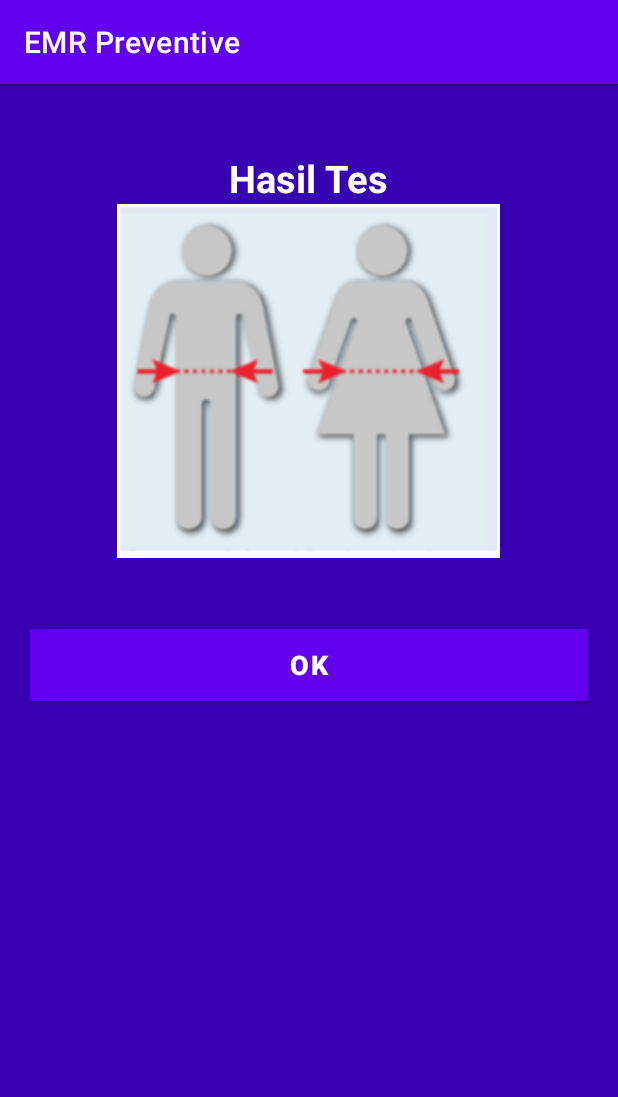
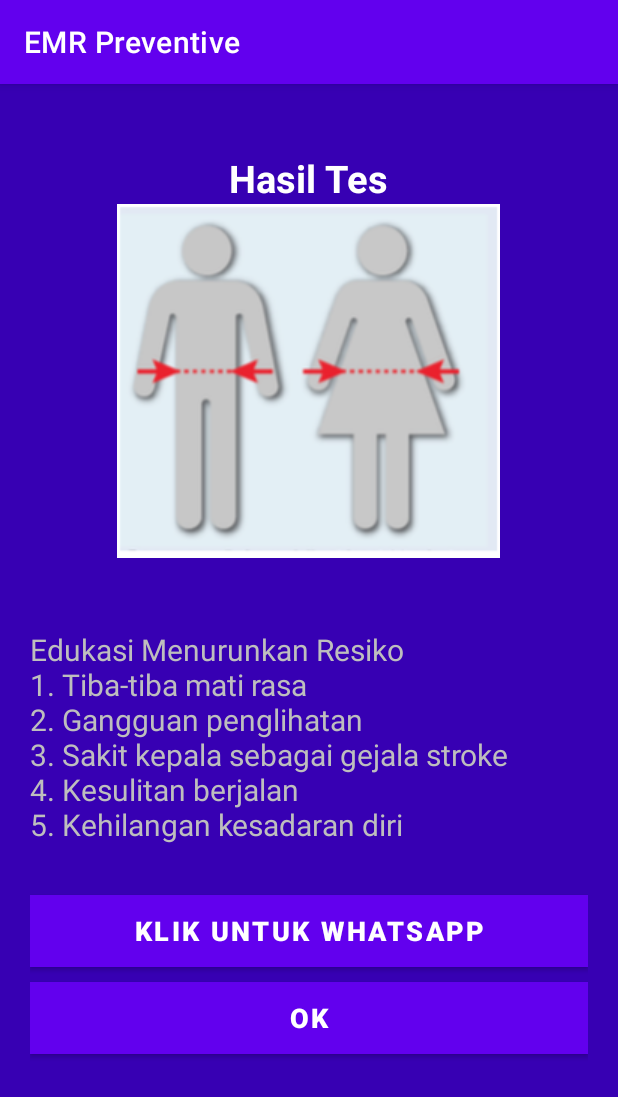
Before and after one commit to immanuelbani12/apadok-sendiri, an Android app: the StrokeResultActivity screen opened directly, with no data from a screen before it, on a phone screen of 412 x 824 dp. Shown: the top 1097 px of the screen. Run offline under Robolectric (Android 15) with nearby library versions, the light colour scheme and no system bars.

Commit message:
push 2
Update StrokeResultActivity.java

revisi

string

```diff
--- a/app/src/main/java/com/example/emrpreventive/screening/Identity.java
+++ b/app/src/main/java/com/example/emrpreventive/screening/Identity.java
@@ -2,5 +2,5 @@ package com.example.emrpreventive.screening;
 
 public class Identity {
     int TinggiBadan;
-
+//    int
 }
--- a/app/src/main/res/layout/activity_stroke_result.xml
+++ b/app/src/main/res/layout/activity_stroke_result.xml
@@ -1,6 +1,12 @@
 <?xml version="1.0" encoding="utf-8"?>
-<LinearLayout xmlns:android="http://schemas.android.com/apk/res/android"
+<ScrollView xmlns:android="http://schemas.android.com/apk/res/android"
     xmlns:tools="http://schemas.android.com/tools"
+    android:layout_width="match_parent"
+    android:layout_height="match_parent"
+    android:fillViewport="true"
+    tools:context=".shorting.stroke.StrokeFormActivity">
+
+    <LinearLayout
         android:layout_width="match_parent"
         android:layout_height="match_parent"
         android:orientation="vertical"
@@ -36,16 +42,6 @@
     <!--        android:textSize="25sp"-->
     <!--        android:textStyle="bold"/>-->
 
-<!--    <TextView-->
-<!--        android:id="@+id/tv_date"-->
-<!--        android:layout_width="wrap_content"-->
-<!--        android:layout_height="wrap_content"-->
-<!--        android:layout_marginTop="10dp"-->
-<!--        android:textColor="@android:color/secondary_text_dark"-->
-<!--        android:textSize="20sp"-->
-<!--        android:textStyle="bold"-->
-<!--        tools:text="Your Score is 9 out of 10" />-->
-
         <TextView
             android:id="@+id/tv_score"
             android:layout_width="wrap_content"
@@ -53,7 +49,33 @@
             android:layout_marginTop="10dp"
             android:textColor="@android:color/secondary_text_dark"
             android:textSize="20sp"
+            android:textStyle="bold"
             tools:text="Anda berresiko tingi" />
+
+        <TextView
+            android:id="@+id/tv_informasi"
+            android:layout_width="wrap_content"
+            android:layout_height="wrap_content"
+            android:layout_marginTop="10dp"
+            android:textColor="@android:color/secondary_text_dark"
+            android:textSize="20sp"
+            android:text="Edukasi Menurunkan Resiko
+            \n1. Tiba-tiba mati rasa
+            \n2. Gangguan penglihatan
+            \n3. Sakit kepala sebagai gejala stroke
+            \n4. Kesulitan berjalan
+            \n5. Kehilangan kesadaran diri\n" />
+
+        <Button
+            android:id="@+id/btn_whatsapp"
+            android:layout_width="match_parent"
+            android:layout_height="wrap_content"
+            android:layout_marginTop="10dp"
+            android:background="@android:color/white"
+            android:text="Klik untuk Whatsapp"
+            android:textColor="@android:color/white"
+            android:textSize="18sp"
+            android:textStyle="bold" />
 
         <Button
             android:id="@+id/btn_finish"
@@ -66,3 +88,4 @@
             android:textSize="18sp"
             android:textStyle="bold" />
     </LinearLayout>
+</ScrollView>
```
Also changed, not shown: app/src/main/java/com/example/emrpreventive/shorting/stroke/StrokeFormActivity.java (+28 -9 lines), app/src/main/java/com/example/emrpreventive/shorting/stroke/StrokeResultActivity.java (+40 -7 lines). Lines whose indentation alone changed are shown as unchanged.
